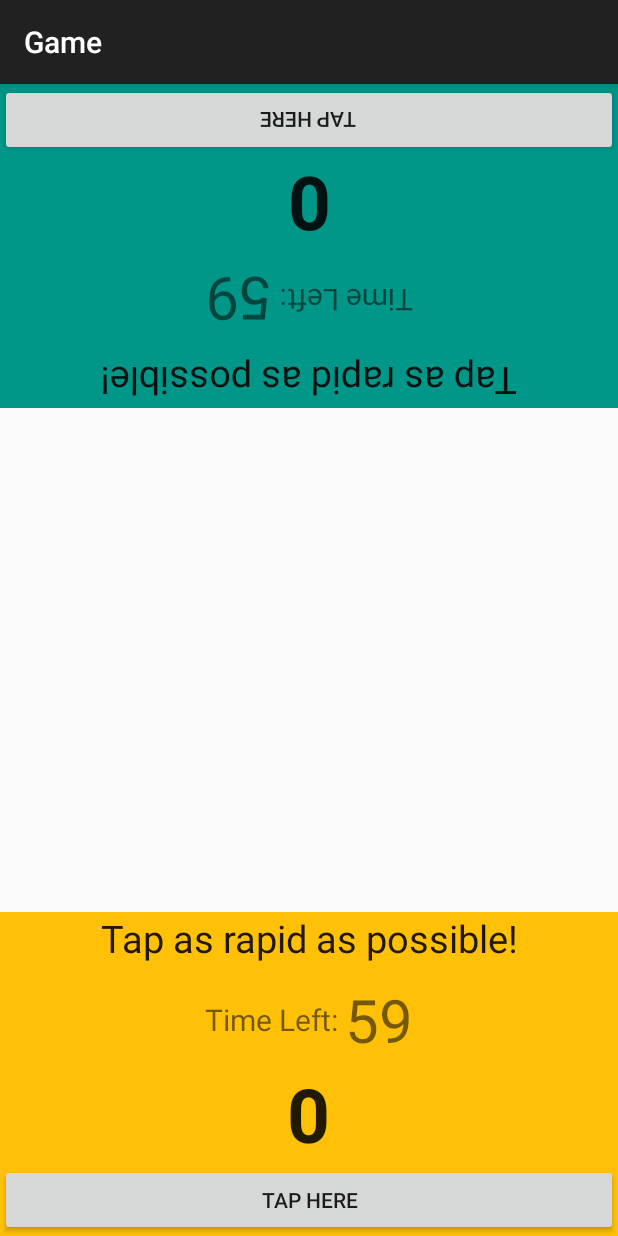
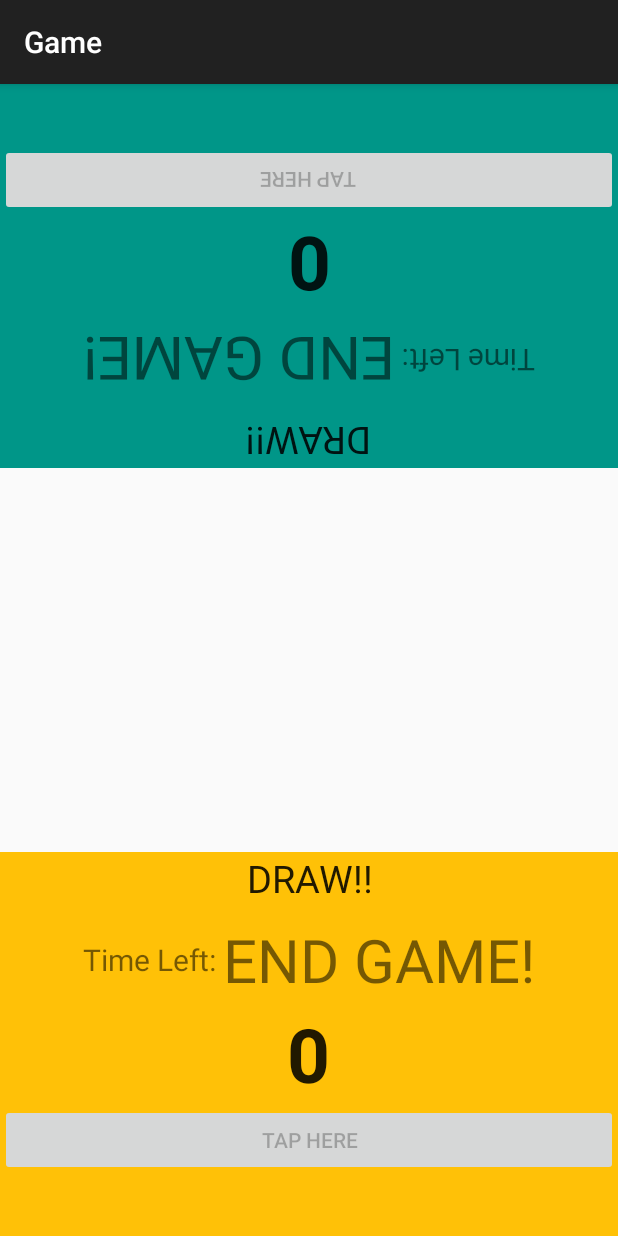
Before and after one commit to BlackMercy/Tap-Mania, an Android app: the Game screen opened directly, with no data from a screen before it, on a phone screen of 412 x 824 dp. Run offline under Robolectric (Android 15) with nearby library versions, the phone set to English and light mode, and no system bars.

```diff
--- a/app/src/main/java/com/siit/pitawat/tappingmania/Game.java
+++ b/app/src/main/java/com/siit/pitawat/tappingmania/Game.java
@@ -13,7 +13,7 @@ import android.widget.TextView;
  */
 public class Game extends ActionBarActivity {
     ApplicationConfig appConfig;
-    TextView time_p1, time_p2;
+    TextView time_p1, time_p2, result_p1, result_p2;
     int sP1;
     int sP2;
 
@@ -30,8 +30,11 @@ public class Game extends ActionBarActivity {
 
         time_p1 = (TextView) findViewById(R.id.time_p1);
         time_p2 = (TextView) findViewById(R.id.time_p2);
+        result_p1 = (TextView) findViewById(R.id.textViewP1);
+        result_p2 = (TextView) findViewById(R.id.textViewP2);
 
-        timer counter = new timer(mins * 60 * 1000, 1000);
+
+        timer counter = new timer(mins * 1000, 1000);
         counter.start();
 
 
@@ -49,8 +52,8 @@ public class Game extends ActionBarActivity {
 //        }
         TextView scoreP1 = (TextView) findViewById(R.id.scoreP1);
         TextView scoreP2 = (TextView) findViewById(R.id.scoreP2);
-        int sP1 = Integer.parseInt(scoreP1.getText().toString());
-        int sP2 = Integer.parseInt(scoreP2.getText().toString());
+        sP1 = Integer.parseInt(scoreP1.getText().toString());
+        sP2 = Integer.parseInt(scoreP2.getText().toString());
 
         int id = v.getId();
         switch (id) {
@@ -84,9 +87,14 @@ public class Game extends ActionBarActivity {
             p2.setEnabled(false);
 
             if (sP1 > sP2) {
-
+                result_p1.setText("YOU WIN!!");
+                result_p2.setText("YOU LOSE!!");
+            } else if (sP2 > sP1) {
+                result_p1.setText("YOU LOSE!!");
+                result_p2.setText("YOU WIN!!");
             } else {
-
+                result_p1.setText("DRAW!!");
+                result_p2.setText("DRAW!!");
             }
 
             //Intent j = new Intent(CountDown.this, Game.class);
@@ -104,4 +112,6 @@ public class Game extends ActionBarActivity {
             time_p2.setText("" + millisUntilFinished / 1000);
         }
     }
+
+
 }
--- a/app/src/main/java/com/siit/pitawat/tappingmania/myNumberPicker.java
+++ b/app/src/main/java/com/siit/pitawat/tappingmania/myNumberPicker.java
@@ -1,8 +1,6 @@
 package com.siit.pitawat.tappingmania;
 
-import android.annotation.TargetApi;
 import android.content.Context;
-import android.os.Build;
 import android.util.AttributeSet;
 import android.widget.NumberPicker;
 
--- a/app/src/main/res/layout/activity_start.xml
+++ b/app/src/main/res/layout/activity_start.xml
@@ -7,7 +7,7 @@
 
     <LinearLayout
         android:layout_width="match_parent"
-        android:layout_height="wrap_content"
+        android:layout_height="256dp"
         android:layout_alignParentBottom="true"
         android:background="#FFC107"
         android:orientation="vertical">
@@ -76,7 +76,7 @@
 
     <LinearLayout
         android:layout_width="match_parent"
-        android:layout_height="wrap_content"
+        android:layout_height="256dp"
         android:layout_alignParentTop="true"
         android:background="#009688"
         android:orientation="vertical"
--- a/app/src/main/res/layout/test_layout.xml
+++ b/app/src/main/res/layout/test_layout.xml
@@ -9,4 +9,7 @@
         android:layout_width="wrap_content"
         android:layout_height="wrap_content"
         android:layout_gravity="center_horizontal" />
+
+
+
 </LinearLayout>
--- a/build.gradle
+++ b/build.gradle
@@ -5,7 +5,7 @@ buildscript {
         jcenter()
     }
     dependencies {
-        classpath 'com.android.tools.build:gradle:1.0.0'
+        classpath 'com.android.tools.build:gradle:1.1.0'
 
         // NOTE: Do not place your application dependencies here; they belong
         // in the individual module build.gradle files
```
Also changed, not shown: app/src/main/java/com/siit/pitawat/tappingmania/CountDown.java (+2 -22 lines), app/src/main/java/com/siit/pitawat/tappingmania/HighScore.java (+25 -1 lines), app/src/main/java/com/siit/pitawat/tappingmania/MainActivity.java (+21 -1 lines), app/src/main/res/layout/activity_main.xml (+5 -7 lines), 3 other files.
